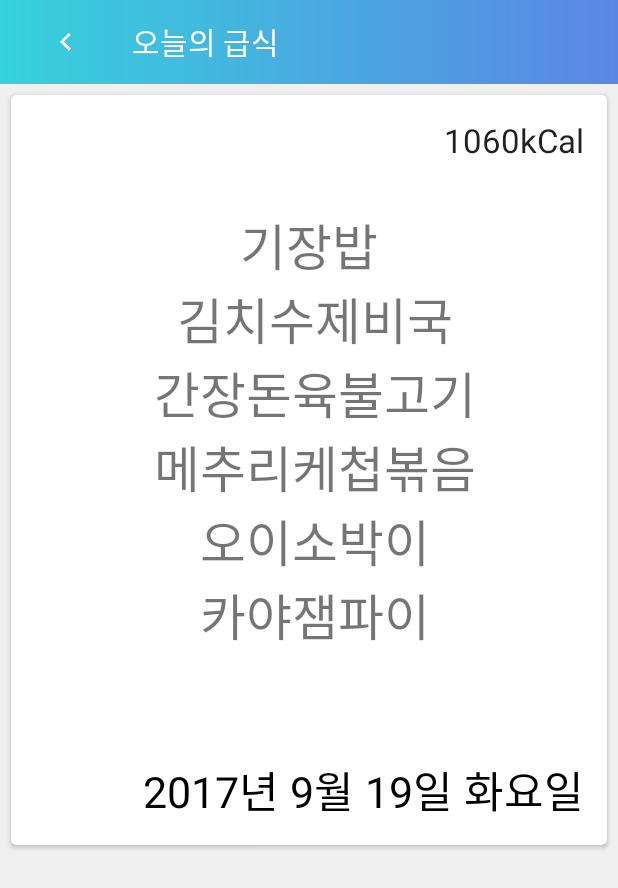
After one commit to jkimine/HANSEI_APP, an Android app: the MealActivity screen opened directly, with no data from a screen before it, on a phone screen of 412 x 824 dp. The commit adds this screen. Shown: the top 888 px of the screen. Run offline under Robolectric (Android 15) with nearby library versions, the phone set to English and light mode, and no system bars.

Commit message:
MealActivity 프론트 작업 완료

```diff
--- a/app/build.gradle
+++ b/app/build.gradle
@@ -34,6 +34,7 @@ dependencies {
     compile 'com.android.support:appcompat-v7:26.+'
     compile 'com.android.support.constraint:constraint-layout:1.0.2'
     compile 'com.android.support:cardview-v7:25.0.0'
+    compile 'com.squareup.retrofit2:retrofit:2.3.0'
     compile 'com.android.support:design:25.0.0'
     compile 'com.devbrackets.android:exomedia:4.0.3'
     compile 'com.android.support:support-v4:26.+'
--- a/app/src/main/AndroidManifest.xml
+++ b/app/src/main/AndroidManifest.xml
@@ -1,7 +1,9 @@
 <?xml version="1.0" encoding="utf-8"?>
 <manifest xmlns:android="http://schemas.android.com/apk/res/android"
     package="hansei.purplebeen.com.hansei_app">
-    <uses-permission android:name="android.permission.INTERNET"/>
+
+    <uses-permission android:name="android.permission.INTERNET" />
+
     <application
         android:allowBackup="true"
         android:icon="@mipmap/ic_launcher"
@@ -17,7 +19,10 @@
             </intent-filter>
         </activity>
         <activity android:name=".controller.activitys.MainActivity" />
-        <activity android:name=".controller.activitys.IntroduceActivity"
+        <activity
+            android:name=".controller.activitys.IntroduceActivity"
+            android:theme="@style/AppThemeDark" />
+        <activity android:name=".controller.activitys.MealActivity"
             android:theme="@style/AppThemeDark"></activity>
     </application>
 
--- /dev/null
+++ b/app/src/main/java/hansei/purplebeen/com/hansei_app/controller/activitys/MealActivity.java
@@ -0,0 +1,51 @@
+package hansei.purplebeen.com.hansei_app.controller.activitys;
+
+import android.support.v7.app.ActionBar;
+import android.support.v7.app.AppCompatActivity;
+import android.os.Bundle;
+import android.support.v7.widget.Toolbar;
+import android.view.LayoutInflater;
+import android.view.View;
+import android.widget.ImageButton;
+import android.widget.TextView;
+
+import hansei.purplebeen.com.hansei_app.R;
+import hansei.purplebeen.com.hansei_app.utills.StatusBarUtill;
+
+public class MealActivity extends AppCompatActivity {
+    private ActionBar actionBar;
+    @Override
+    protected void onCreate(Bundle savedInstanceState) {
+        super.onCreate(savedInstanceState);
+        StatusBarUtill.setStatusBarGradiant(MealActivity.this);
+        setContentView(R.layout.activity_meal);
+
+        setCustomActionbar();
+    }
+
+    public void  setCustomActionbar() {
+        actionBar = getSupportActionBar();
+        actionBar.setDisplayShowCustomEnabled(true);
+        actionBar.setDisplayHomeAsUpEnabled(false);
+        actionBar.setDisplayShowTitleEnabled(false);
+        actionBar.setDisplayShowHomeEnabled(false);
+        actionBar.setElevation(0);
+        //layout을 가지고 와서 actionbar에 포팅을 시킵니다.
+        LayoutInflater inflater = (LayoutInflater)getSystemService(LAYOUT_INFLATER_SERVICE);
+        View customView = inflater.inflate(R.layout.layout_actionbar_type_back, null);
+        customView.setClickable(false);
+        TextView textView = (TextView) customView.findViewById(R.id.title);
+        textView.setText("오늘의 급식");
+        textView.setClickable(false);
+
+        //ImageButton 리스너 설정
+        ImageButton imageButton = (ImageButton) customView.findViewById(R.id.btnBack);
+        imageButton.setOnClickListener(v -> {
+            finish();
+        });
+
+        actionBar.setCustomView(customView);
+        Toolbar parent = (Toolbar) customView.getParent();
+        parent.setContentInsetsAbsolute(0,0);
+    }
+}
--- a/app/src/main/java/hansei/purplebeen/com/hansei_app/controller/adapters/RecyclerAdapter.java
+++ b/app/src/main/java/hansei/purplebeen/com/hansei_app/controller/adapters/RecyclerAdapter.java
@@ -16,6 +16,7 @@ import java.util.List;
 import hansei.purplebeen.com.hansei_app.R;
 import hansei.purplebeen.com.hansei_app.beans.HomeItem;
 import hansei.purplebeen.com.hansei_app.controller.activitys.IntroduceActivity;
+import hansei.purplebeen.com.hansei_app.controller.activitys.MealActivity;
 
 /**
  * Created by baehyeonbin on 2017. 9. 19..
@@ -50,6 +51,8 @@ public class RecyclerAdapter extends RecyclerView.Adapter<RecyclerAdapter.ViewHo
                 case 1:
                     context.startActivity(new Intent(context, IntroduceActivity.class));
                     break;
+                case 6:
+                    context.startActivity(new Intent(context, MealActivity.class));
                 default:
                     break;
             }
--- /dev/null
+++ b/app/src/main/res/layout/activity_meal.xml
@@ -0,0 +1,47 @@
+<?xml version="1.0" encoding="utf-8"?>
+<RelativeLayout xmlns:android="http://schemas.android.com/apk/res/android"
+    xmlns:app="http://schemas.android.com/apk/res-auto"
+    xmlns:tools="http://schemas.android.com/tools"
+    android:background="#f0f0f0"
+    android:layout_width="match_parent"
+    android:layout_height="match_parent"
+    tools:context="hansei.purplebeen.com.hansei_app.controller.activitys.MealActivity">
+    <android.support.v7.widget.CardView
+        android:layout_width="match_parent"
+        android:layout_height="wrap_content"
+        android:layout_margin="7dp"
+        android:background="@android:color/white"
+        app:cardCornerRadius="5px">
+        <RelativeLayout
+            android:layout_width="match_parent"
+            android:layout_height="match_parent">
+            <TextView
+                android:layout_width="match_parent"
+                android:layout_height="wrap_content"
+                android:textAppearance="@style/Base.TextAppearance.AppCompat.Large"
+                android:text="1060kCal"
+                android:textAlignment="viewEnd"
+                android:layout_margin="15dp"
+                android:id="@+id/calorie"/>
+            <TextView
+                android:layout_width="match_parent"
+                android:layout_height="wrap_content"
+                android:layout_below="@+id/calorie"
+                android:textSize="15pt"
+                android:layout_margin="15dp"
+                android:id="@+id/meal"
+                android:textAlignment="center"
+                android:text="@string/mealdummy"/>
+            <TextView
+                android:layout_width="match_parent"
+                android:layout_height="wrap_content"
+                android:layout_below="@+id/meal"
+                android:layout_margin="15dp"
+                android:textColor="@android:color/black"
+                android:textSize="13pt"
+                android:text="2017년 9월 19일 화요일"
+                android:textAlignment="viewEnd"/>
+        </RelativeLayout>
+
+    </android.support.v7.widget.CardView>
+</RelativeLayout>
--- a/app/src/main/res/values/strings.xml
+++ b/app/src/main/res/values/strings.xml
@@ -14,4 +14,11 @@
  모든 환경이 준비된 본교에서 여러분의 꿈을 세계로 미래로 실현할 수 있도록 문을 활짝 열고 기다리겠습니다.\n\n
 
 감사합니다.</string>
+
+    <string name="mealdummy">기장밥\n
+김치수제비국\n
+간장돈육불고기\n
+메추리케첩볶음\n
+오이소박이\n
+카야잼파이\n</string>
 </resources>
```
